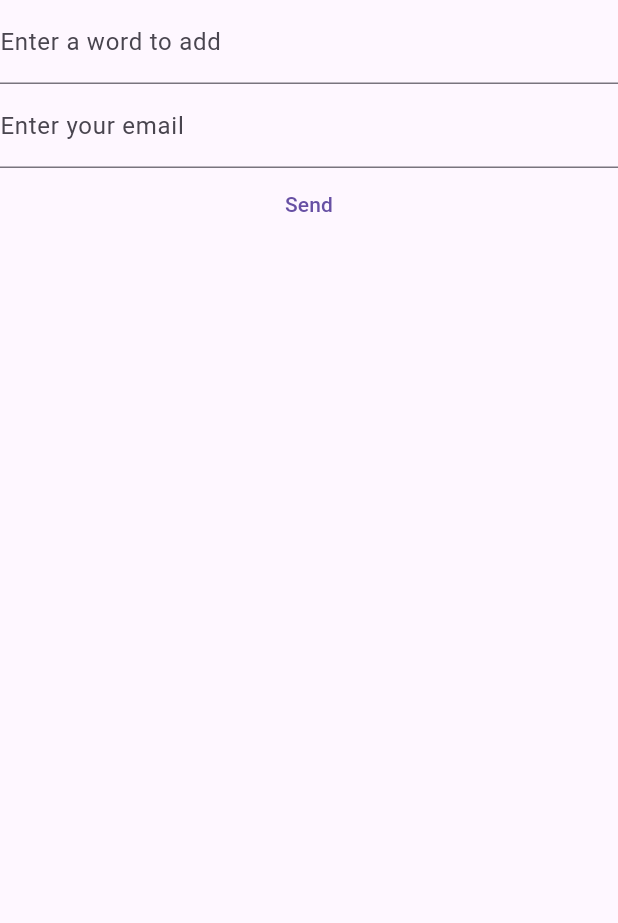
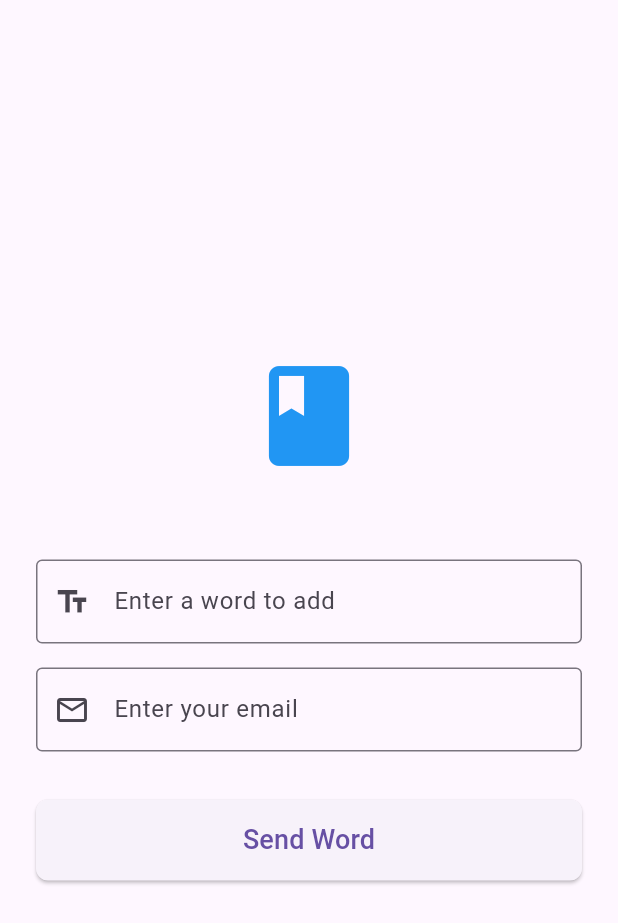
Before and after one commit to OlegVasilievCS/AI-Anki-KOReader-Patch, a Flutter app: the screen it shows after launch, on a phone screen of 412 x 824 dp. Shown: the top 923 px of the screen. Run offline on Flutter 3.47's test engine with Material 3 defaults, Android fonts, the phone set to English and light mode, and no system bars.

Commit message:
Make UI for flutter landing page

```diff
--- a/flutter_frontend/lib/landing_page.dart
+++ b/flutter_frontend/lib/landing_page.dart
@@ -1,10 +1,10 @@
-import 'package:flutter/cupertino.dart';
 import 'package:flutter/material.dart';
 
 class LandingPage extends StatefulWidget {
+  const LandingPage({super.key});
 
   @override
-  _LandingPageState createState() => _LandingPageState();
+  State<LandingPage> createState() => _LandingPageState();
 }
 
 class _LandingPageState extends State<LandingPage> {
@@ -14,38 +14,51 @@ class _LandingPageState extends State<LandingPage> {
   @override
   Widget build(BuildContext context) {
     return Scaffold(
-      body: Column(
+      body: Center(
+        child: SingleChildScrollView(
+          padding: const EdgeInsets.all(24.0),
+          child: Column(
+            mainAxisAlignment: MainAxisAlignment.center,
             children: [
+              const Icon(Icons.book, size: 80, color: Colors.blue),
+              const SizedBox(height: 24),
+              const SizedBox(height: 32),
+
               TextField(
-        decoration: InputDecoration(
-              label: Text('Enter a word to add')
+                decoration: const InputDecoration(
+                  labelText: 'Enter a word to add',
+                  prefixIcon: Icon(Icons.text_fields),
+                  border: OutlineInputBorder(),
                 ),
-        onChanged: (value) {
-          setState(() {
-            _wordToSend = value;
-          });
-        },
+                onChanged: (value) => setState(() => _wordToSend = value),
               ),
+              const SizedBox(height: 16),
+
               TextField(
                 keyboardType: TextInputType.emailAddress,
-          decoration: InputDecoration(
-            label: Text('Enter your email')
+                decoration: const InputDecoration(
+                  labelText: 'Enter your email',
+                  prefixIcon: Icon(Icons.email_outlined),
+                  border: OutlineInputBorder(),
                 ),
-          onChanged: (value) {
-            setState(() {
-              _userEmail = value;
-            });
+                onChanged: (value) => setState(() => _userEmail = value),
+              ),
+              const SizedBox(height: 32),
+
+              ElevatedButton(
+                style: ElevatedButton.styleFrom(
+                  minimumSize: const Size(double.infinity, 54),
+                  shape: RoundedRectangleBorder(borderRadius: BorderRadius.circular(8)),
+                ),
+                onPressed: () {
+                  print('Email: $_userEmail');
+                  print('Word: $_wordToSend');
                 },
+                child: const Text("Send Word", style: TextStyle(fontSize: 18)),
               ),
-            TextButton(
-                onPressed: () =>
-                {
-                  print(_userEmail),
-                  print(_wordToSend)
-                },
-                child: Text("Send")
-            )
-    ]
+            ],
+          ),
+        ),
       ),
     );
   }
--- a/flutter_frontend/pubspec.yaml
+++ b/flutter_frontend/pubspec.yaml
@@ -34,6 +34,7 @@ dependencies:
   # The following adds the Cupertino Icons font to your application.
   # Use with the CupertinoIcons class for iOS style icons.
   cupertino_icons: ^1.0.8
+  http: ^1.6.0
 
 dev_dependencies:
   flutter_test:
```
Also changed, not shown: flutter_frontend/pubspec.lock, 1 other file. Lines whose indentation alone changed are shown as unchanged.
